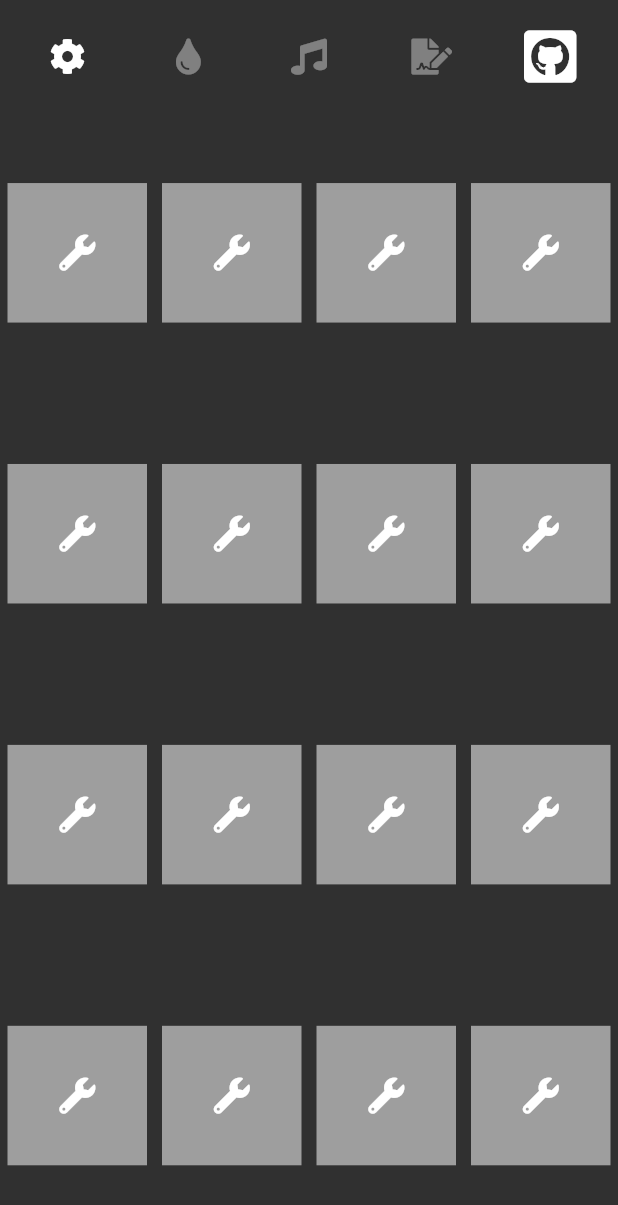
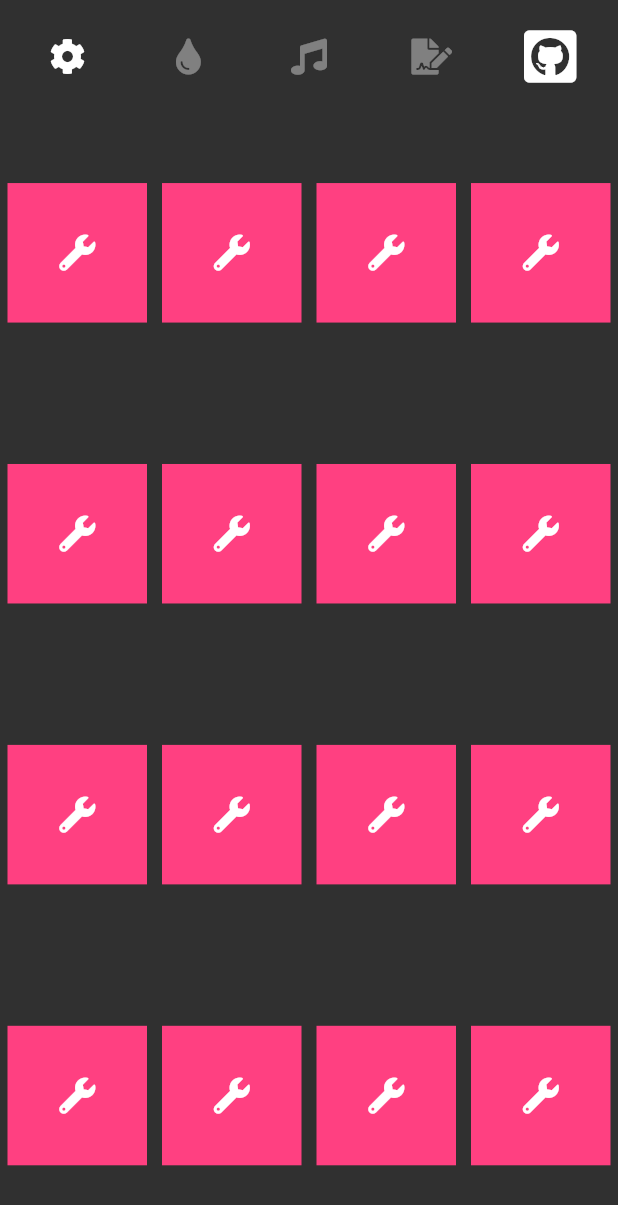
Before and after one commit to BolZer/novation, a Flutter app: the screen it shows after launch, after a tap on an icon or button, on a phone screen of 412 x 824 dp. Shown: the top 1205 px of the screen. Run offline on Flutter 3.47's test engine with Material 2 defaults, Android fonts, the light colour scheme and no system bars; our stand-ins replace bloc, equatable, flutter_bloc, font_awesome_flutter.

Commit message:
Styling of the Quadrants

```diff
--- a/lib/bloc.dart
+++ b/lib/bloc.dart
@@ -1,20 +1,38 @@
 import 'dart:async';
+import 'dart:math';
 
 import 'package:bloc/bloc.dart';
 import 'package:flutter/material.dart';
+import 'package:flutter_sound_board/entities/Sound.dart';
+import 'package:flutter_sound_board/entities/SoundGridPosition.dart';
 import 'package:flutter_sound_board/event.dart';
 import 'package:flutter_sound_board/state.dart';
+import 'package:uuid/uuid.dart';
 
 class SoundBoardBloc extends Bloc<SoundBoardEvent, SoundBoardState> {
   @override
-  SoundBoardState get initialState => Ready(page: 1, isInEditMode: false, sounds: []);
+  SoundBoardState get initialState => Ready(page: 1, isInEditMode: false, sounds: [], focusedSoundButton: null);
 
   @override
   Stream<SoundBoardState> mapEventToState(SoundBoardEvent event) async* {
     if (event is Initialize) {
       List<Color> colors = [Colors.pinkAccent, Colors.yellowAccent, Colors.blueAccent, Colors.greenAccent];
 
-      yield Initialized(page: state.page, isInEditMode: state.isInEditMode, sounds: []);
+      yield Initialized(
+          page: state.page,
+          isInEditMode: state.isInEditMode,
+          sounds: List.generate(16, (int index) {
+            return Sound(
+                id: Uuid().v4(),
+                name: "Test",
+                colorValue: colors[(new Random()).nextInt(colors.length)].value,
+                soundFilePath: "",
+                position: SoundGridPosition(
+                  page: 1,
+                  row: index % 4,
+                  column: index ~/ 4,
+                ));
+          }));
     }
 
     if (event is OpenEditMode) {
@@ -36,5 +54,34 @@
     if (event is NextPage) {
       yield NextPaged(page: state.page < 6 ? state.page + 1 : state.page, isInEditMode: state.isInEditMode, sounds: state.sounds);
     }
+
+    if (event is FocusSoundButton) {
+      yield SoundButtonFocused(page: state.page, isInEditMode: state.isInEditMode, sounds: state.sounds, focusedSoundButton: event.sound);
+    }
+
+    if (event is UnFocusSoundButton) {
+      yield SoundButtonUnFocused(page: state.page, isInEditMode: state.isInEditMode, sounds: state.sounds, focusedSoundButton: null);
+    }
+
+    if (event is ChangeTintOfSoundButton) {
+      List<int> colors = [Colors.pinkAccent.value, Colors.yellowAccent.value, Colors.blueAccent.value, Colors.greenAccent.value];
+      int colorPositionKey = colors.indexOf(state.focusedSoundButton.colorValue);
+
+      int positionKey = state.sounds.indexOf(state.focusedSoundButton);
+      Sound relevantSound = state.sounds[positionKey];
+
+      if (colorPositionKey == colors.length - 1) {
+        relevantSound.colorValue = colors[0];
+      }
+
+      if (colorPositionKey < colors.length - 1) {
+        relevantSound.colorValue = colors[colorPositionKey + 1];
+      }
+
+      List<Sound> newSounds = state.sounds;
+      newSounds[positionKey] = relevantSound;
+
+      yield SoundButtonTintChanged(page: state.page, isInEditMode: state.isInEditMode, sounds: newSounds, focusedSoundButton: relevantSound);
+    }
   }
 }
--- a/lib/entities/Sound.dart
+++ b/lib/entities/Sound.dart
@@ -1,11 +1,11 @@
 import 'package:flutter_sound_board/entities/SoundGridPosition.dart';
 
 class Sound {
-  final String id;
-  final String name;
-  final String soundFilePath;
-  final int colorValue;
-  final SoundGridPosition position;
+  String id;
+  String name;
+  String soundFilePath;
+  int colorValue;
+  SoundGridPosition position;
 
   Sound({this.id, this.name, this.soundFilePath, this.colorValue, this.position});
 }
--- a/lib/event.dart
+++ b/lib/event.dart
@@ -1,4 +1,5 @@
 import 'package:equatable/equatable.dart';
+import 'package:flutter_sound_board/entities/Sound.dart';
 
 abstract class SoundBoardEvent extends Equatable {
   SoundBoardEvent([List props = const []]) : super();
@@ -26,3 +27,19 @@
 class PreviousPage extends SoundBoardEvent {
   PreviousPage() : super();
 }
+
+class FocusSoundButton extends SoundBoardEvent {
+  final Sound sound;
+
+  FocusSoundButton(this.sound) : super();
+}
+
+class UnFocusSoundButton extends SoundBoardEvent {
+  final Sound sound;
+
+  UnFocusSoundButton(this.sound) : super();
+}
+
+class ChangeTintOfSoundButton extends SoundBoardEvent {
+  ChangeTintOfSoundButton() : super();
+}
--- a/lib/state.dart
+++ b/lib/state.dart
@@ -6,54 +6,88 @@
   final int page;
   final bool isInEditMode;
   final List<Sound> sounds;
+  final Sound focusedSoundButton;
 
-  const SoundBoardState({this.page, this.isInEditMode, this.sounds});
+  const SoundBoardState({this.page, this.isInEditMode, this.sounds, this.focusedSoundButton});
 }
 
 class Ready extends SoundBoardState {
   final int page;
   final bool isInEditMode;
   final List<Sound> sounds;
+  final Sound focusedSoundButton;
 
-  const Ready({this.page, this.isInEditMode, this.sounds}) : super(page: page, isInEditMode: isInEditMode, sounds: sounds);
+  const Ready({this.page, this.isInEditMode, this.sounds, this.focusedSoundButton}) : super(page: page, isInEditMode: isInEditMode, sounds: sounds, focusedSoundButton: focusedSoundButton);
 }
 
 class Initialized extends SoundBoardState {
   final int page;
   final bool isInEditMode;
   final List<Sound> sounds;
+  final Sound focusedSoundButton;
 
-  const Initialized({this.page, this.isInEditMode, this.sounds}) : super(page: page, isInEditMode: isInEditMode, sounds: sounds);
+  const Initialized({this.page, this.isInEditMode, this.sounds, this.focusedSoundButton}) : super(page: page, isInEditMode: isInEditMode, sounds: sounds, focusedSoundButton: focusedSoundButton);
 }
 
 class EditModeOpened extends SoundBoardState {
   final int page;
   final bool isInEditMode;
   final List<Sound> sounds;
+  final Sound focusedSoundButton;
 
-  const EditModeOpened({this.page, this.isInEditMode, this.sounds}) : super(page: page, isInEditMode: isInEditMode, sounds: sounds);
+  const EditModeOpened({this.page, this.isInEditMode, this.sounds, this.focusedSoundButton}) : super(page: page, isInEditMode: isInEditMode, sounds: sounds, focusedSoundButton: focusedSoundButton);
 }
 
 class EditModeClosed extends SoundBoardState {
   final int page;
   final bool isInEditMode;
   final List<Sound> sounds;
+  final Sound focusedSoundButton;
 
-  const EditModeClosed({this.page, this.isInEditMode, this.sounds}) : super(page: page, isInEditMode: isInEditMode, sounds: sounds);
+  const EditModeClosed({this.page, this.isInEditMode, this.sounds, this.focusedSoundButton}) : super(page: page, isInEditMode: isInEditMode, sounds: sounds, focusedSoundButton: focusedSoundButton);
 }
 
 class NextPaged extends SoundBoardState {
   final int page;
   final bool isInEditMode;
   final List<Sound> sounds;
+  final Sound focusedSoundButton;
 
-  const NextPaged({this.page, this.isInEditMode, this.sounds}) : super(page: page, isInEditMode: isInEditMode, sounds: sounds);
+  const NextPaged({this.page, this.isInEditMode, this.sounds, this.focusedSoundButton}) : super(page: page, isInEditMode: isInEditMode, sounds: sounds, focusedSoundButton: focusedSoundButton);
 }
 
 class PreviousPaged extends SoundBoardState {
   final int page;
   final bool isInEditMode;
   final List<Sound> sounds;
+  final Sound focusedSoundButton;
 
-  const PreviousPaged({this.page, this.isInEditMode, this.sounds}) : super(page: page, isInEditMode: isInEditMode, sounds: sounds);
+  const PreviousPaged({this.page, this.isInEditMode, this.sounds, this.focusedSoundButton}) : super(page: page, isInEditMode: isInEditMode, sounds: sounds, focusedSoundButton: focusedSoundButton);
 }
+
+class SoundButtonFocused extends SoundBoardState {
+  final int page;
+  final bool isInEditMode;
+  final List<Sound> sounds;
+  final Sound focusedSoundButton;
+
+  const SoundButtonFocused({this.page, this.isInEditMode, this.sounds, this.focusedSoundButton}) : super(page: page, isInEditMode: isInEditMode, sounds: sounds, focusedSoundButton: focusedSoundButton);
+}
+
+class SoundButtonUnFocused extends SoundBoardState {
+  final int page;
+  final bool isInEditMode;
+  final List<Sound> sounds;
+  final Sound focusedSoundButton;
+
+  const SoundButtonUnFocused({this.page, this.isInEditMode, this.sounds, this.focusedSoundButton}) : super(page: page, isInEditMode: isInEditMode, sounds: sounds, focusedSoundButton: focusedSoundButton);
+}
+
+class SoundButtonTintChanged extends SoundBoardState {
+  final int page;
+  final bool isInEditMode;
+  final List<Sound> sounds;
+  final Sound focusedSoundButton;
+
+  const SoundButtonTintChanged({this.page, this.isInEditMode, this.sounds, this.focusedSoundButton}) : super(page: page, isInEditMode: isInEditMode, sounds: sounds, focusedSoundButton: focusedSoundButton);
+}
--- a/lib/widgets/SoundBoard.dart
+++ b/lib/widgets/SoundBoard.dart
@@ -4,6 +4,7 @@
 import 'package:flutter_sound_board/bloc.dart';
 import 'package:flutter_sound_board/entities/Sound.dart';
 import 'package:flutter_sound_board/entities/SoundGridPosition.dart';
+import 'package:flutter_sound_board/event.dart';
 import 'package:flutter_sound_board/state.dart';
 import 'package:flutter_sound_board/widgets/SoundBoardToolbar.dart';
 import 'package:flutter_sound_board/widgets/SoundButton.dart';
@@ -18,6 +19,9 @@
 class _SoundBoardState extends State<SoundBoard> {
   @override
   Widget build(BuildContext context) {
+    // ignore: close_sinks
+    final soundBarBloc = BlocProvider.of<SoundBoardBloc>(context);
+
     return BlocBuilder<SoundBoardBloc, SoundBoardState>(
       builder: (BuildContext context, SoundBoardState state) {
         return SafeArea(
@@ -35,10 +39,27 @@
                           Expanded(
                             child: Padding(
                               padding: EdgeInsets.all(5.0),
-                              child: SoundButton(
-                                sound: _getSoundForPosition(state.sounds, SoundGridPosition(page: state.page, row: index, column: 0)),
-                                isInEditMode: state.isInEditMode,
-                              ),
+                              child: () {
+                                Sound sound = _getSoundForPosition(state.sounds, SoundGridPosition(page: state.page, row: index, column: 0));
+
+                                return SoundButton(
+                                  sound: sound,
+                                  isInEditMode: state.isInEditMode,
+                                  onTap: () {
+                                    if (sound == null) {
+                                      return;
+                                    }
+
+                                    if (state.isInEditMode && (state.focusedSoundButton == null || state.focusedSoundButton.id != sound.id)) {
+                                      soundBarBloc.add(FocusSoundButton(sound));
+                                    }
+
+                                    if (state.isInEditMode && (state.focusedSoundButton != null && state.focusedSoundButton.id == sound.id)) {
+                                      soundBarBloc.add(UnFocusSoundButton(sound));
+                                    }
+                                  },
+                                );
+                              }(),
                             ),
                           ),
                           Expanded(
--- a/lib/widgets/SoundBoardToolbar.dart
+++ b/lib/widgets/SoundBoardToolbar.dart
@@ -43,7 +43,13 @@
         ),
       ),
       Expanded(
-        child: IconButton(icon: Icon(FontAwesomeIcons.tint), onPressed: null),
+        child: IconButton(
+            icon: Icon(FontAwesomeIcons.tint),
+            onPressed: state.focusedSoundButton == null
+                ? null
+                : () {
+                    soundBoardBloc.add(ChangeTintOfSoundButton());
+                  }),
       ),
       Expanded(
         child: IconButton(icon: Icon(FontAwesomeIcons.music), onPressed: null),
--- a/lib/widgets/SoundButton.dart
+++ b/lib/widgets/SoundButton.dart
@@ -5,8 +5,9 @@
 class SoundButton extends StatefulWidget {
   final Sound sound;
   final bool isInEditMode;
+  final Function onTap;
 
-  SoundButton({Key key, this.sound, this.isInEditMode = false}) : super(key: key);
+  SoundButton({Key key, this.sound, this.isInEditMode = false, this.onTap}) : super(key: key);
 
   @override
   _SoundButtonState createState() => _SoundButtonState();
@@ -18,11 +19,7 @@
     return LayoutBuilder(
       builder: (context, constraints) {
         return GestureDetector(
-          onTap: widget.sound != null
-              ? () {
-                  Scaffold.of(context).showSnackBar(SnackBar(content: Text("Test")));
-                }
-              : null,
+          onTap: widget.onTap,
           child: Container(
             constraints: constraints,
             width: constraints.maxHeight < constraints.maxWidth ? constraints.maxHeight : constraints.maxWidth,
```
